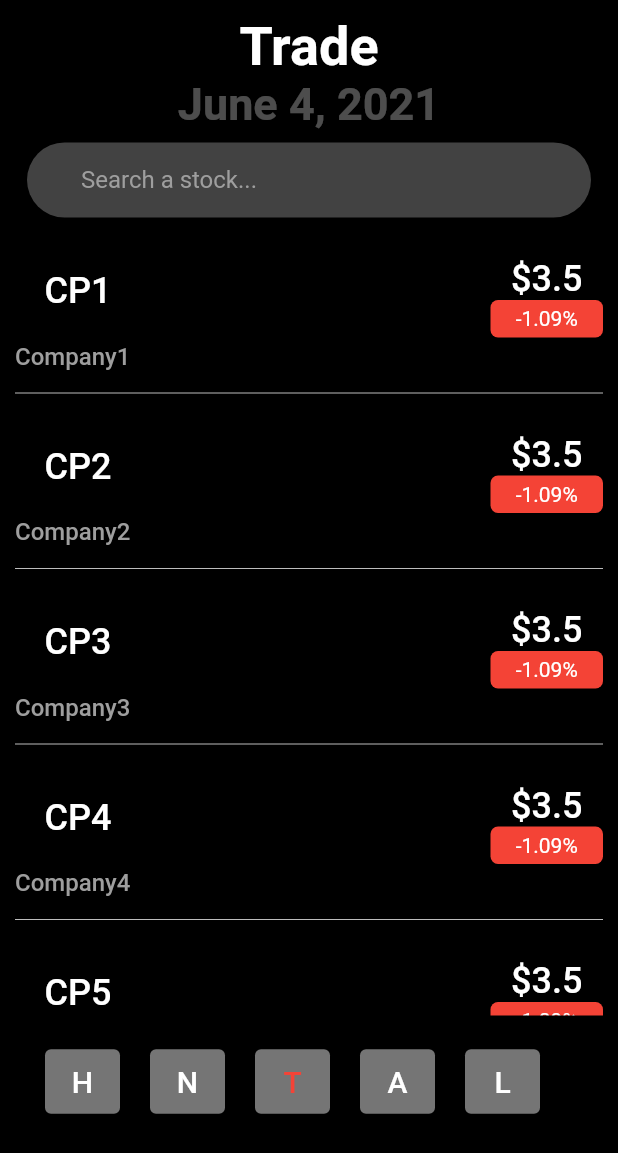
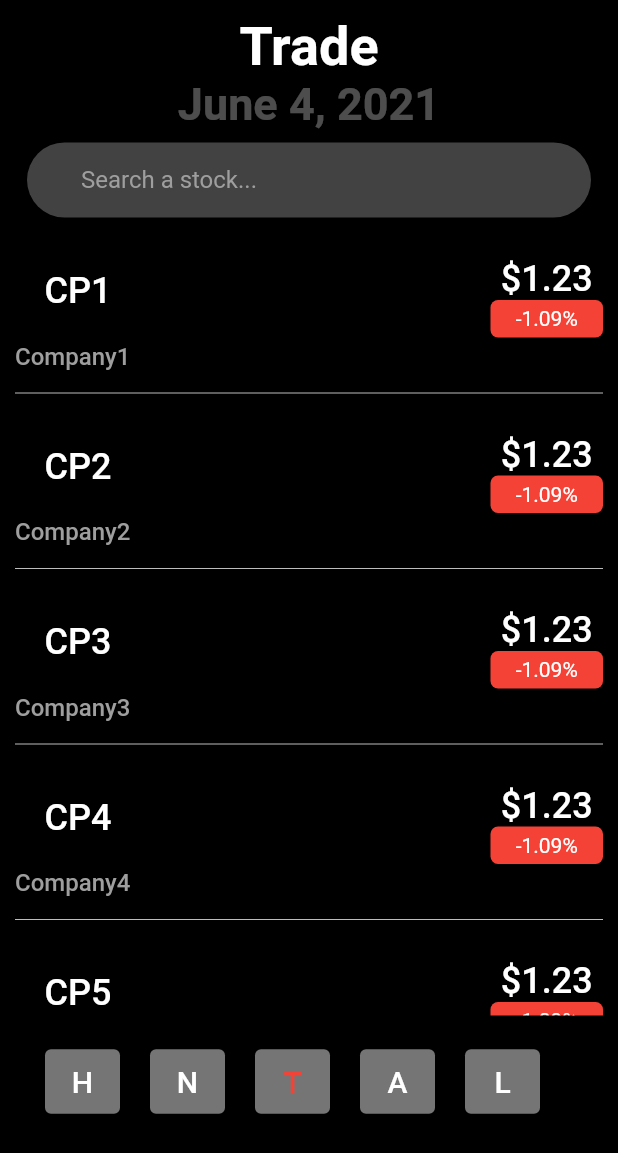
Before and after one commit to Razzorr/stock_simulator, a Flutter app: the TradePage screen opened directly, on a phone screen of 412 x 824 dp. Shown: the top 1153 px of the screen. Run offline on Flutter 3.47's test engine with Material 2 defaults, Android fonts, the phone set to English and light mode, and no system bars.

Commit message:
Changed the whole data structure (READ DESC)
make sure u read this carefully otherwise ur gonna screw up the code

-the datapoint for the stocks has been changed. the new datapoint is inside lib\models\stock_list.dart, which is an object of a list of stocks.

-i also had to change a lot of the structuring so that the data would appear properly

-stocklist.dart now accepts a StockList2  object (the one i talked about in the last bullet) and so does buysellpage.dart.

-tradepage.dart gives the value of  a STATIC field in StockList2 called stocks which is just the sample data. For further use of stock APIs, continue to use this data point to receive the stocks.

-the reason i had to do this all was because now we can upload specific data to the buy/sell page, as WELL as the home page in the future.

-if you have any suggestions, please lmk before u do anything cuz this took a lot of serious organizing

```diff
--- a/lib/models/stock.dart
+++ b/lib/models/stock.dart
@@ -1,24 +1,15 @@
+import 'package:stock_simulator/pages/buyandsellpage.dart';
+
 class Stock {
   final String? symbol;
   final String? company;
   final double? price;
+  bool? isPressed;
+  Stock({this.symbol, this.company, this.price, this.isPressed});
 
-  Stock({this.symbol, this.company, this.price});
+  String? get companyName => company!;
+  String? get symbolName => symbol!;
+  double? get stockPrice => price!;
 
-  static List<Stock> getAll() {
-    List<Stock> stocks = List<Stock>.empty(growable: true);
-
-    stocks.add(Stock(company: "Company1", symbol: "CP1", price: 3.50));
-    stocks.add(Stock(company: "Company2", symbol: "CP2", price: 3.50));
-    stocks.add(Stock(company: "Company3", symbol: "CP3", price: 3.50));
-    stocks.add(Stock(company: "Company4", symbol: "CP4", price: 3.50));
-    stocks.add(Stock(company: "Company5", symbol: "CP5", price: 3.50));
-    stocks.add(Stock(company: "Company6", symbol: "CP6", price: 3.50));
-    stocks.add(Stock(company: "Company7", symbol: "CP7", price: 3.50));
-    stocks.add(Stock(company: "Company8", symbol: "CP8", price: 3.50));
-    stocks.add(Stock(company: "Company9", symbol: "CP9", price: 3.50));
-    stocks.add(Stock(company: "Company10", symbol: "CP10", price: 3.50));
-
-    return stocks;
-  }
+  void setPressed(bool? pressed2) => isPressed = pressed2;
 }
--- /dev/null
+++ b/lib/models/stock_list.dart
@@ -0,0 +1,40 @@
+import 'stock.dart';
+
+class StockList2 {
+  static List<Stock> stocks = [
+    Stock(company: "Company1", symbol: "CP1", price: 1.23, isPressed: false),
+    Stock(company: "Company2", symbol: "CP2", price: 1.23, isPressed: false),
+    Stock(company: "Company3", symbol: "CP3", price: 1.23, isPressed: false),
+    Stock(company: "Company4", symbol: "CP4", price: 1.23, isPressed: false),
+    Stock(company: "Company5", symbol: "CP5", price: 1.23, isPressed: false),
+    Stock(company: "Company6", symbol: "CP6", price: 1.23, isPressed: false),
+    Stock(company: "Company7", symbol: "CP7", price: 1.23, isPressed: false),
+    Stock(company: "Company8", symbol: "CP8", price: 1.23, isPressed: false),
+    Stock(company: "Company9", symbol: "CP9", price: 1.23, isPressed: false),
+    Stock(company: "Company10", symbol: "CP10", price: 1.23, isPressed: false)
+  ];
+
+  StockList2(List<Stock> stocks) {
+    StockList2.stocks = stocks;
+  }
+  int length() {
+    return stocks.length;
+  }
+
+  dynamic getIndex(int i) {
+    return stocks[i];
+  }
+
+  Stock? trueStock() {
+    for (int i = 0; i < stocks.length; i++) {
+      Stock s = stocks[i];
+      if (s.isPressed == true) return s;
+    }
+    Stock s = stocks[0];
+    return s;
+  }
+
+  get all {
+    return stocks;
+  }
+}
--- a/lib/pages/tradepage.dart
+++ b/lib/pages/tradepage.dart
@@ -1,5 +1,6 @@
 import 'package:flutter/material.dart';
 import 'package:stock_simulator/models/stock.dart';
+import 'package:stock_simulator/models/stock_list.dart';
 import 'package:stock_simulator/widgets/stocklist.dart';
 import '_homepage.dart';
 import 'activitypage.dart';
@@ -15,8 +16,12 @@ class TradePage extends StatefulWidget {
 // ignore: camel_case_types
 class _tradepage extends State<TradePage> {
   String date = new DateFormat.yMMMMd('en_US').format(new DateTime.now());
+  List<Stock> stocks1 = StockList2.stocks;
   @override
   Widget build(BuildContext context) {
+    for (int i = 0; i < StockList2.stocks.length; i++) {
+      StockList2.stocks[i].setPressed(false);
+    }
     return Scaffold(
         body: Stack(children: <Widget>[
       Container(
@@ -56,7 +61,7 @@ class _tradepage extends State<TradePage> {
                   ),
                   SizedBox(
                       height: MediaQuery.of(context).size.height - 300,
-                      child: StockList(stocks: Stock.getAll())),
+                      child: StockList(stocks: StockList2(StockList2.stocks))),
                   //buttons
                   Container(
                       padding: EdgeInsets.all(10.0),
--- a/lib/widgets/stocklist.dart
+++ b/lib/widgets/stocklist.dart
@@ -1,10 +1,10 @@
 import 'package:flutter/material.dart';
 import 'package:stock_simulator/models/stock.dart';
 import 'package:stock_simulator/pages/buyandsellpage.dart';
-import 'package:stock_simulator/pages/tradepage.dart';
+import 'package:stock_simulator/models/stock_list.dart';
 
 class StockList extends StatelessWidget {
-  final List<Stock>? stocks;
+  final StockList2? stocks;
 
   StockList({this.stocks});
 
@@ -13,9 +13,9 @@ class StockList extends StatelessWidget {
         separatorBuilder: (context, index) {
           return Divider(color: Colors.grey[400]);
         },
-        itemCount: stocks!.length,
+        itemCount: stocks!.length(),
         itemBuilder: (context, index) {
-          final stock = stocks![index];
+          final stock = stocks!.getIndex(index);
           var symbol = stock.symbol;
           var company = stock.company;
           var price = stock.price;
@@ -29,10 +29,12 @@ class StockList extends StatelessWidget {
                       padding: EdgeInsets.all(10.0),
                       child: TextButton(
                         onPressed: () {
+                          stock.setPressed(true);
                           Navigator.push(
                               context,
                               MaterialPageRoute(
-                                  builder: (context) => BuySellPage()));
+                                  builder: (context) =>
+                                      BuySellPage(this.stocks)));
                         },
                         child: Text('$symbol',
                             style: TextStyle(
```
Also changed, not shown: lib/pages/buyandsellpage.dart (+27 -9 lines).
